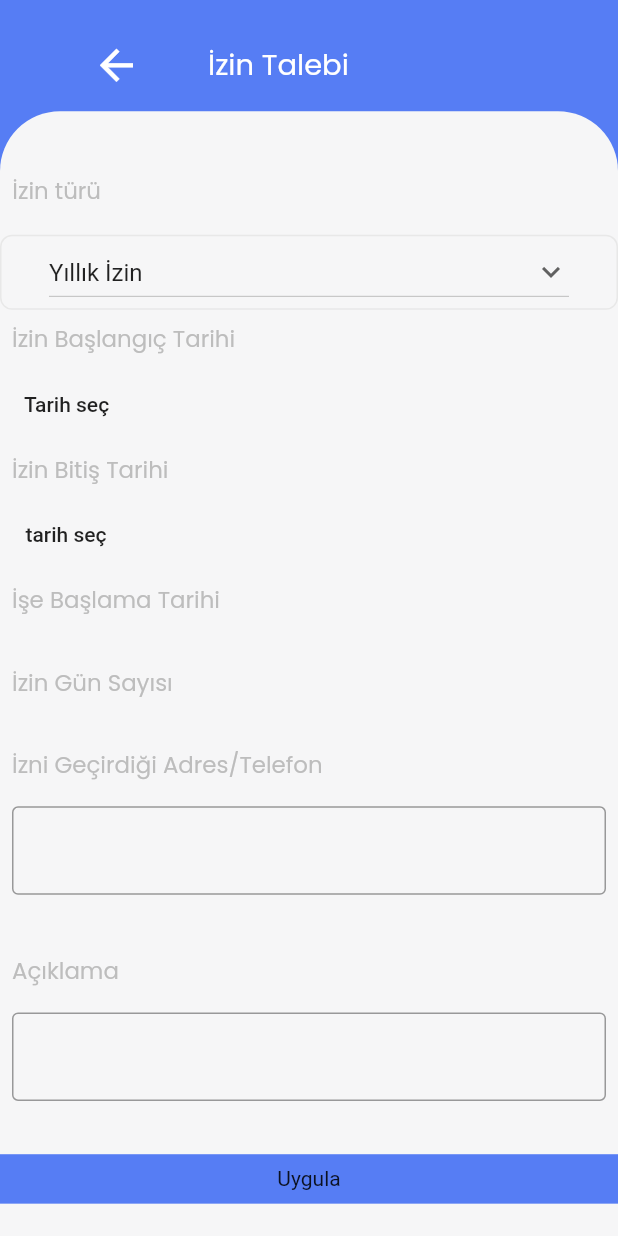
After one commit to betulcelebi/VBT-Sun-App, a Flutter app: the VacationDetail screen opened by its route, on a phone screen of 412 x 824 dp. The commit adds this screen. Run offline on Flutter 3.47's test engine with Material 2 defaults, Android fonts, the phone set to English and light mode, and no system bars; our stand-ins replace flutter_svg, get, get_storage, google_fonts, permission_handler, responsive_sizer; missing offline and left inert: syncfusion_flutter_pdfviewer; accounts and stored records are empty; network calls fail.

Commit message:
vacation detail screen yapıldı

```diff
--- /dev/null
+++ b/lib/modules/vacation_detail/vacation_detail.screen.dart
@@ -0,0 +1,332 @@
+//import 'dart:js';
+
+import 'package:flutter/material.dart';
+import 'package:flutter/src/widgets/container.dart';
+import 'package:flutter/src/widgets/framework.dart';
+import 'package:get/get.dart';
+import 'package:google_fonts/google_fonts.dart';
+import 'package:responsive_sizer/responsive_sizer.dart';
+import 'package:vbt_sun_app_project/modules/vacation_detail/vacation_detail_controller.dart';
+
+
+class VacationDetail extends GetView<VacationDetailController> {
+  RxString dropdownvalue = 'Yıllık İzin'.obs;
+
+  var items = [
+    'Yıllık İzin',
+    'İdari İzin',
+    'Ücretsiz İzin',
+    'Nikah + Düğün',
+    'Eşin doğum Yapması',
+    'Çocuğun Evlenmei Halinde',
+    'Çocuğun Sünneti',
+    'Yangın,Sel,Deprem Vb Doğal Afet Halinde',
+    'Çalışanın Eşi Veya Çocuğunun Ölümü Halinde',
+    'Anne Baba Kardeş Ölümü Halinde',
+    'Torun Büyükanne Büyükbaba Ölümü Halinde',
+    'Eşin Anne ve Babasının Ölümü Halinde',
+  ].obs;
+  DateTime _dateTime = DateTime.now();
+
+  // void _showDatePicker() {
+  //   showDatePicker(
+  //       context: context,
+  //       initialDate: DateTime.now(),
+  //       firstDate: DateTime(2000),
+  //       lastDate: DateTime(2025));
+  // }
+
+  //const
+  VacationDetail({super.key});
+
+  @override
+  Widget build(BuildContext context) {
+    return Scaffold(
+      backgroundColor: const Color(0xff567DF4),
+      body: SingleChildScrollView(
+          child: Column(
+        children: [
+          Padding(
+            padding: EdgeInsets.only(top: 1.0.h),
+            child: Container(
+              width: double.infinity,
+              height: 8.h,
+              //color: Colors.red,
+              child: Padding(
+                padding: EdgeInsets.only(left: 2.0.h, right: 3.5.h, top: 0.5.h),
+                child: Row(
+                  // mainAxisAlignment: MainAxisAlignment.spaceEvenly,
+                  children: [
+                    Expanded(
+                      //17 32
+                      flex: 1,
+                      child: Icon(
+                        Icons.arrow_back,
+                        size: 4.h,
+                        color: Colors.white,
+                      ),
+                    ),
+                    // Padding(
+                    // padding: EdgeInsets.only(left: 12.0.h),
+                    //child:
+                    Expanded(
+                      flex: 2,
+                      child: Text(
+                        "İzin Talebi",
+                        style: GoogleFonts.poppins(
+                          textStyle: TextStyle(
+                            fontSize: 18.sp,
+                            color: Colors.white,
+                          ),
+                        ),
+                      ),
+                    ),
+                  ],
+                ),
+              ),
+            ),
+          ),
+          Container(
+            width: double.infinity,
+            height: 100.h,
+            decoration: const BoxDecoration(
+              color: Color(0xffF6F6F7),
+              borderRadius: BorderRadius.only(
+                topRight: Radius.circular(40.0),
+                topLeft: Radius.circular(40.0),
+              ),
+            ),
+            child: Column(
+              crossAxisAlignment: CrossAxisAlignment.start,
+              children: [
+                Padding(
+                  padding: EdgeInsets.only(
+                    top: 5.0.h,left:1.h
+                  ),
+                  child: Container(
+                    width: 80.w,
+                    height: 5.h,
+                    //color: Colors.green,
+                    child: Text(
+                      "İzin türü",
+                      style: GoogleFonts.poppins(
+                          textStyle: TextStyle(
+                              fontSize: 16.sp, color: Colors.grey.shade400)),
+                    ),
+                  ),
+                ),
+                Container(
+                    decoration: BoxDecoration(
+                        // boxShadow: [
+                        //   LoginConstant()
+                        //       .textFieldShadow,
+                        // ],
+                        borderRadius: BorderRadius.circular(8),
+                        border: Border.all(color: const Color(0xFFE8E8E8))),
+                    width: MediaQuery.of(context).size.width,
+                    child: Column(
+                      children: [
+                        Obx(() => DropdownButton<String>(
+                              value: dropdownvalue.value,
+                              icon: const Icon(Icons.keyboard_arrow_down),
+                              items: items.map<DropdownMenuItem<String>>(
+                                  (String items) {
+                                return DropdownMenuItem(
+                                  value: items,
+                                  child: Text(items),
+                                );
+                              }).toList(),
+                              onChanged: (String? value) {
+                                dropdownvalue.value = value.toString();
+                              },
+                            ))
+                      ],
+                    )),
+                Padding(
+                  padding: const EdgeInsets.all(8.0),
+                  child: Container(
+                    width: 80.w,
+                    //color: Colors.green,
+                    child: Text(
+                      "İzin Başlangıç Tarihi",
+                      style: GoogleFonts.poppins(
+                          textStyle: TextStyle(
+                              fontSize: 16.sp, color: Colors.grey.shade400)),
+                    ),
+                  ),
+                ),
+                Padding(
+                  padding: const EdgeInsets.all(0.0),
+                  child: Container(
+                    child: MaterialButton(
+                      onPressed: () {
+                        showDatePicker(
+                          context: context,
+                          initialDate: DateTime.now(),
+                          firstDate: DateTime(2000),
+                          lastDate: DateTime(2025),
+                        ).then((value) =>
+                            {controller.selecteddate.value = value.toString()});
+                      },
+                      child:
+                          Obx(() => Text(controller.selecteddate.toString())),
+                    ),
+                  ),
+                ),
+                Padding(
+                  padding: const EdgeInsets.all(8.0),
+                  child: Container(
+                    width: 80.w,
+                    //color: Colors.green,
+                    child: Text(
+                      "İzin Bitiş Tarihi",
+                      style: GoogleFonts.poppins(
+                          textStyle: TextStyle(
+                              fontSize: 16.sp, color: Colors.grey.shade400)),
+                    ),
+                  ),
+                ),
+                Padding(
+                  padding: const EdgeInsets.all(0.0),
+                  child: Container(
+                    child: MaterialButton(
+                      onPressed: () {
+                        showDatePicker(
+                          context: context,
+                          initialDate: DateTime.now(),
+                          firstDate: DateTime(2000),
+                          lastDate: DateTime(2025),
+                        ).then((value) => {
+                              controller.selecteddatee.value = value.toString(),
+                              controller.tiklandimi.value = true
+                            });
+                      },
+                      child:
+                          Obx(() => Text(controller.selecteddatee.toString())),
+                    ),
+                  ),
+                ),
+                Padding(
+                  padding: const EdgeInsets.all(8.0),
+                  child: Container(
+                    width: 80.w,
+                    //color: Colors.green,
+                    child: Text(
+                      "İşe Başlama Tarihi",
+                      style: GoogleFonts.poppins(
+                          textStyle: TextStyle(
+                              fontSize: 16.sp, color: Colors.grey.shade400)),
+                    ),
+                  ),
+                ),
+                Padding(
+                  padding: const EdgeInsets.all(8.0),
+                  child: Container(
+                    child: Obx(() => controller.tiklandimi.value
+                        ? Text(DateTime.parse(controller.selecteddatee.toString())
+                            .add(Duration(days: 1))
+                            .toString())
+                        : Container()),
+                  ),
+                ),
+                Padding(
+                  padding: const EdgeInsets.all(8.0),
+                  child: Container(
+                    width: 80.w,
+                    //color: Colors.green,
+                    child: Text(
+                      "İzin Gün Sayısı",
+                      style: GoogleFonts.poppins(
+                          textStyle: TextStyle(
+                              fontSize: 16.sp, color: Colors.grey.shade400)),
+                    ),
+                  ),
+                ),
+                Padding(
+                  padding: const EdgeInsets.all(8.0),
+                  child: Container(
+                    child: Obx(() => controller.tiklandimi.value
+                        ? Text(DateTime.parse(controller.selecteddatee.toString())
+                            .difference(
+                                DateTime.parse(controller.selecteddate.toString()))
+                            .inDays
+                            .toString())
+                        : Container()),
+                  ),
+                ),
+                Padding(
+                  padding: const EdgeInsets.all(8.0),
+                  child: Container(
+                    width: 80.w,
+                    //color: Colors.green,
+                    child: Text(
+                      "İzni Geçirdiği Adres/Telefon",
+                      style: GoogleFonts.poppins(
+                          textStyle: TextStyle(
+                              fontSize: 16.sp, color: Colors.grey.shade400)),
+                    ),
+
+                  ),
+                ),
+                Padding(
+                  padding: const EdgeInsets.all(8.0),
+                  child: Container(
+                    width:double.infinity,
+                    height: 10.h,
+                   // color: Colors.green,
+                    child: TextFormField(
+            decoration: const InputDecoration(
+              border: OutlineInputBorder(),
+              //labelText: 'Enter your username',
+            ),
+          ),
+                  ),
+                ),
+
+                Padding(
+                  padding: const EdgeInsets.all(8.0),
+                  child: Container(
+                    width: 80.w,
+                    //color: Colors.green,
+                    child: Text(
+                      "Açıklama",
+                      style: GoogleFonts.poppins(
+                          textStyle: TextStyle(
+                              fontSize: 16.sp, color: Colors.grey.shade400)),
+                    ),
+
+                  ),
+                ),
+                Padding(
+                  padding: const EdgeInsets.all(8.0),
+                  child: Container(
+                    width:double.infinity,
+                    height: 10.h,
+                   // color: Colors.green,
+                    child: TextFormField(
+            decoration: const InputDecoration(
+              border: OutlineInputBorder(),
+              //labelText: 'Enter your username',
+            ),
+          ),
+                  ),
+                ),
+                Padding(
+                  padding:  EdgeInsets.only(top:0.5.h),
+                  child: Container(
+                    width: double.infinity,
+                    height: 4.h,
+                    color:  const Color(0xff567DF4),
+                    child: Center(child: Text("Uygula")),
+                  ),
+                )
+
+              ],
+            ),
+          ),
+
+        ],
+      )),
+    );
+  }
+}
--- /dev/null
+++ b/lib/modules/vacation_detail/vacation_detail_binding.dart
@@ -0,0 +1,11 @@
+import 'package:get/get.dart';
+
+import 'vacation_detail_controller.dart';
+
+
+class VacationDetailBinding extends Bindings{
+  @override
+  void dependencies(){
+    Get.put(VacationDetailController());
+  }
+}
--- /dev/null
+++ b/lib/modules/vacation_detail/vacation_detail_controller.dart
@@ -0,0 +1,13 @@
+import 'package:get/get.dart';
+import 'package:intl/intl.dart';
+
+class VacationDetailController extends GetxController {
+  String selectedOption = "Şirket Seçin";
+  String asd= DateTime.now().toString();
+  RxString selecteddate = "Tarih seç".obs;
+RxBool tiklandimi=false.obs;
+  RxString selecteddatee = "tarih seç".obs;
+
+
+
+}
--- a/lib/routes/app_pages.dart
+++ b/lib/routes/app_pages.dart
@@ -27,6 +27,8 @@ import '../modules/my_request_detail/my_request_detail_screen.dart';
 import '../modules/notification/notification_binding.dart';
 
 import '../modules/vacation/vacation_binding.dart';
+import '../modules/vacation_detail/vacation_detail.screen.dart';
+import '../modules/vacation_detail/vacation_detail_binding.dart';
 import '../modules/works/works_binding.dart';
 
 part 'app_routes.dart';
@@ -74,6 +76,12 @@ class AppPages {
     GetPage(
         name: Routes.WORKSDETAIL,
         page: () => const WorksDetailScreen(),
-        binding: WorkDetailBinding())
+        binding: WorkDetailBinding()),
+        GetPage(
+    name:Routes.VACATIONDETAIL,
+    page:()=>VacationDetail(),
+    binding:VacationDetailBinding(),
+  ),
+
   ];
 }
--- a/lib/routes/app_routes.dart
+++ b/lib/routes/app_routes.dart
@@ -19,5 +19,6 @@ abstract class Routes {
 
 
   static const WORKSDETAIL = '/work_detail';
+  static const VACATIONDETAIL = '/vacationdetail';
 
 }
```
